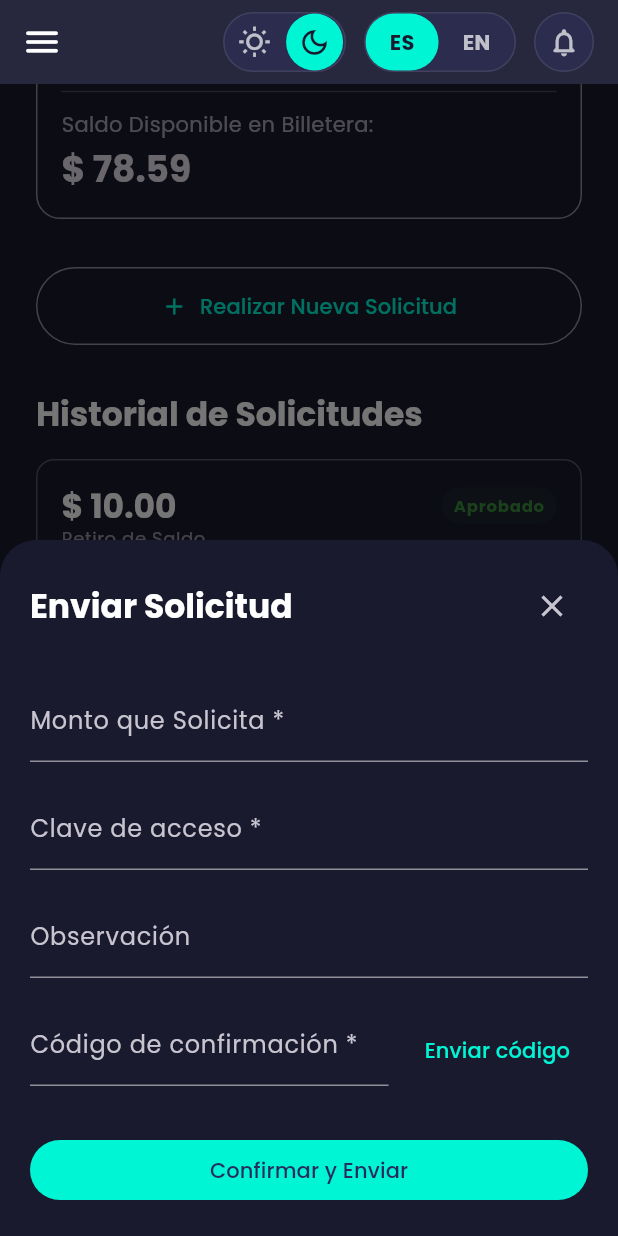
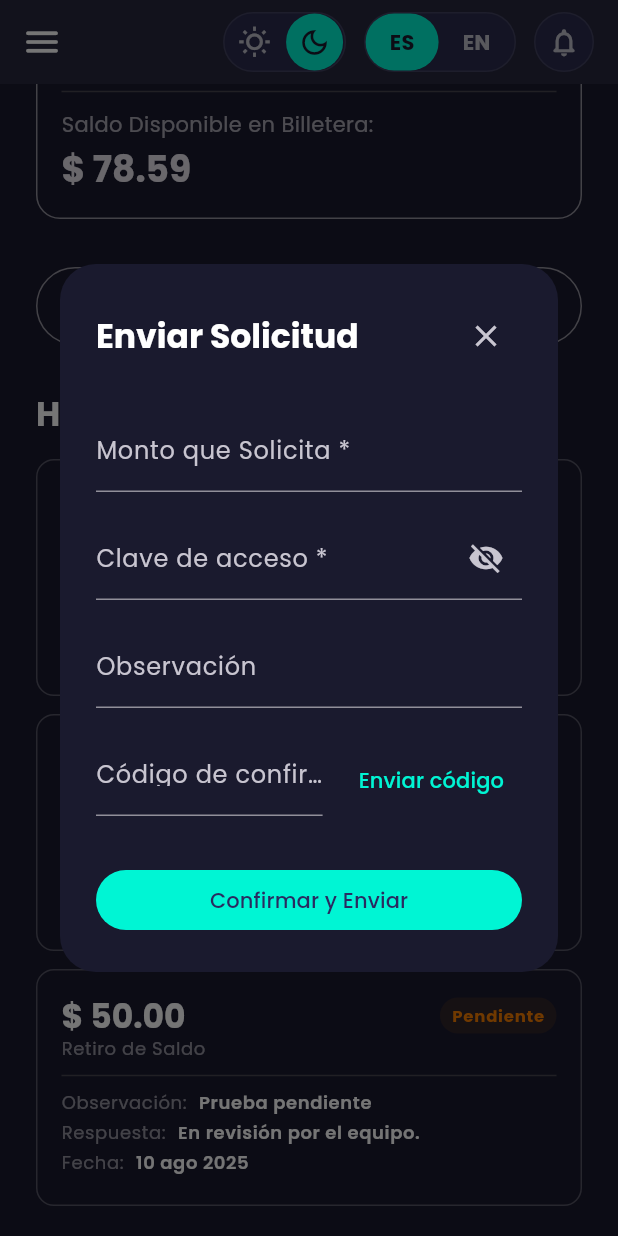
Before and after one commit to atorress91/flutter-app, a Flutter app: the RequestPaymentScreen screen opened by its route, scrolled down 132 dp, after a tap on "Realizar Nueva Solicitud", on a phone screen of 412 x 824 dp. Run offline on Flutter 3.47's test engine with Material 3 defaults, Android fonts, the phone set to English and light mode, and no system bars; our stand-ins replace fl_chart, flutter_staggered_animations, go_router, google_fonts.

Commit message:
Enhance `RequestPaymentScreen` modal behavior and improve `NewPaymentRequestModal` UI
- Replace `showModalBottomSheet` with `showDialog` for better modal handling.
- Update modal layout with height and width constraints for improved responsiveness.
- Add password visibility toggle in the access key field.

```diff
--- a/lib/features/dashboard/screens/request_payment_screen.dart
+++ b/lib/features/dashboard/screens/request_payment_screen.dart
@@ -44,16 +44,19 @@ class _RequestPaymentScreenState extends State<RequestPaymentScreen> {
 
   // --- NUEVA FUNCIÓN PARA ABRIR EL MODAL ---
   void _openRequestModal(BuildContext context) {
-    showModalBottomSheet(
+    showDialog(
       context: context,
-      isScrollControlled: true,
-      // Permite que el modal sea más alto que la mitad de la pantalla
-      backgroundColor: Theme.of(context).cardColor,
-      shape: const RoundedRectangleBorder(
-        borderRadius: BorderRadius.vertical(top: Radius.circular(24)),
-      ),
+      barrierDismissible: true,
       builder: (context) {
-        return const NewPaymentRequestModal();
+        return Dialog(
+          backgroundColor: Theme.of(context).scaffoldBackgroundColor,
+          shape: RoundedRectangleBorder(
+            borderRadius: BorderRadius.circular(24),
+          ),
+          child: const SingleChildScrollView(
+            child: NewPaymentRequestModal(),
+          ),
+        );
       },
     );
   }
--- a/lib/features/dashboard/widgets/request_payment/new_payment_request_modal.dart
+++ b/lib/features/dashboard/widgets/request_payment/new_payment_request_modal.dart
@@ -17,6 +17,8 @@ class _NewPaymentRequestModalState extends State<NewPaymentRequestModal> {
 
   bool _isCodeSending = false;
   bool _isSubmitting = false;
+  bool _isPasswordVisible =
+      false; // Nueva variable para controlar la visibilidad
 
   @override
   void dispose() {
@@ -73,19 +75,18 @@ class _NewPaymentRequestModalState extends State<NewPaymentRequestModal> {
   Widget build(BuildContext context) {
     final textTheme = GoogleFonts.poppinsTextTheme(Theme.of(context).textTheme);
 
-    // El padding con viewInsets asegura que el teclado no tape los inputs
-    return Padding(
-      padding: EdgeInsets.only(
-        left: 20,
-        right: 20,
-        top: 20,
-        bottom: MediaQuery.of(context).viewInsets.bottom + 20,
+    // Usar Container en lugar de Padding para mejor control del tamaño
+    return Container(
+      width: double.infinity,
+      constraints: BoxConstraints(
+        maxHeight: MediaQuery.of(context).size.height * 0.8,
+        maxWidth: MediaQuery.of(context).size.width * 0.9,
       ),
+      padding: const EdgeInsets.all(24),
       child: Form(
         key: _formKey,
         child: Column(
           mainAxisSize: MainAxisSize.min,
-          // Para que ocupe solo el espacio necesario
           crossAxisAlignment: CrossAxisAlignment.start,
           children: [
             // --- Encabezado del Modal ---
@@ -120,10 +121,25 @@ class _NewPaymentRequestModalState extends State<NewPaymentRequestModal> {
                   (value == null || value.isEmpty) ? 'Campo requerido' : null,
             ),
             const SizedBox(height: 16),
+            // --- Campo de Clave de Acceso con Icono de Mostrar/Ocultar ---
             TextFormField(
               controller: _accessKeyController,
-              obscureText: true,
-              decoration: const InputDecoration(labelText: 'Clave de acceso *'),
+              obscureText: !_isPasswordVisible,
+              decoration: InputDecoration(
+                labelText: 'Clave de acceso *',
+                suffixIcon: IconButton(
+                  icon: Icon(
+                    _isPasswordVisible
+                        ? Icons.visibility
+                        : Icons.visibility_off,
+                  ),
+                  onPressed: () {
+                    setState(() {
+                      _isPasswordVisible = !_isPasswordVisible;
+                    });
+                  },
+                ),
+              ),
               validator: (value) =>
                   (value == null || value.isEmpty) ? 'Campo requerido' : null,
             ),
```
